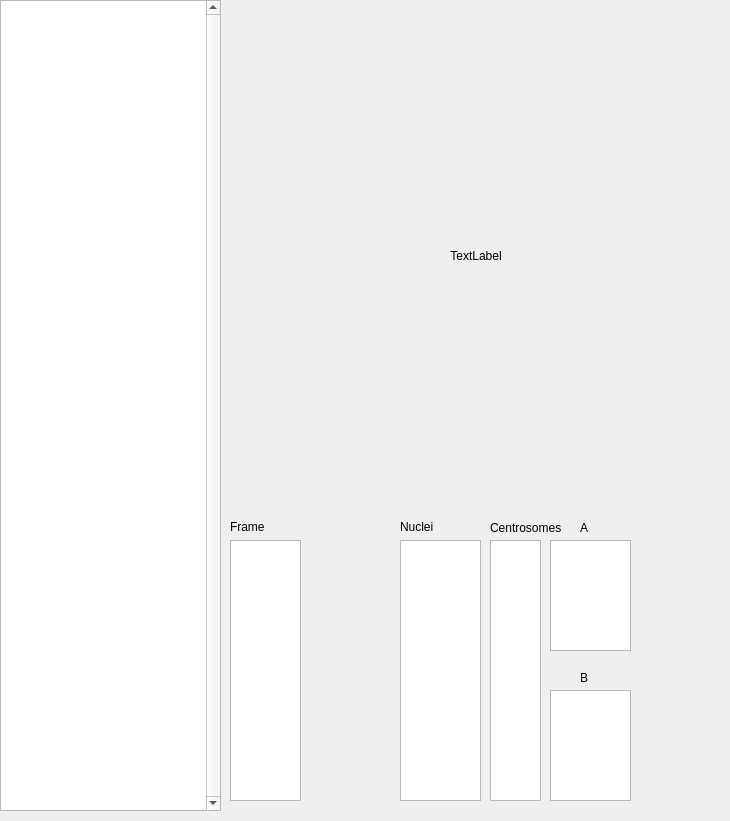
HocheggerLab/centrosome-tracking, file ExperimentsSelectionWidget.ui: the form before one commit.
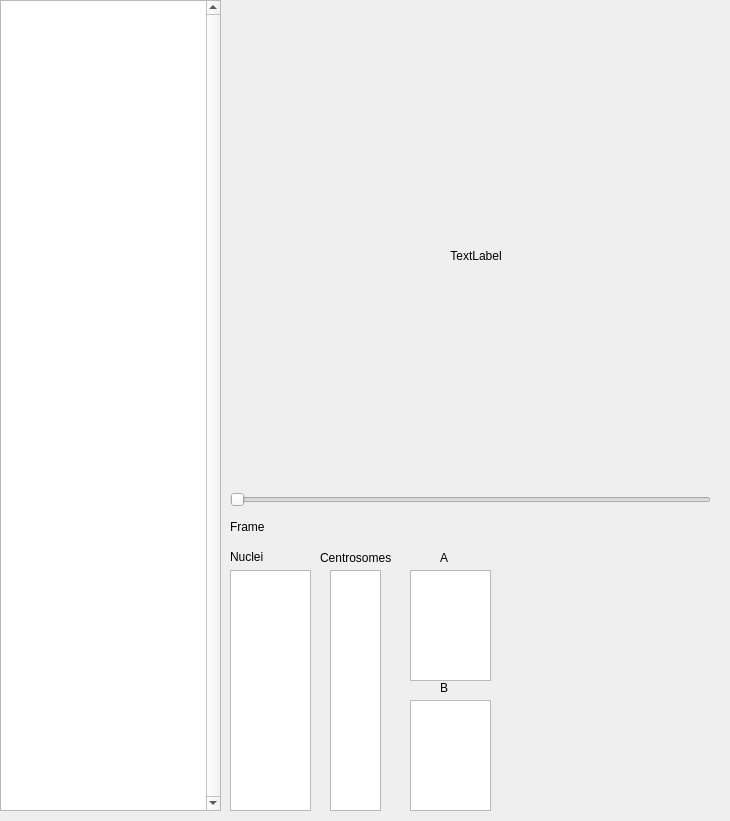
The form after the commit.

Commit message: Changes way to select frame.

The edit to the form file:
```diff
--- a/ExperimentsSelectionWidget.ui
+++ b/ExperimentsSelectionWidget.ui
@@ -45,39 +45,23 @@
     <enum>Qt::ScrollBarAlwaysOn</enum>
    </property>
   </widget>
-  <widget class="QListView" name="frameListView">
-   <property name="geometry">
-    <rect>
-     <x>230</x>
-     <y>540</y>
-     <width>71</width>
-     <height>261</height>
-    </rect>
-   </property>
-   <property name="isWrapping" stdset="0">
-    <bool>false</bool>
-   </property>
-   <property name="uniformItemSizes">
-    <bool>true</bool>
-   </property>
-  </widget>
   <widget class="QListView" name="centrosomeListView">
    <property name="geometry">
     <rect>
-     <x>490</x>
-     <y>540</y>
+     <x>330</x>
+     <y>570</y>
      <width>51</width>
-     <height>261</height>
+     <height>241</height>
     </rect>
    </property>
   </widget>
   <widget class="QListView" name="nucleiListView">
    <property name="geometry">
     <rect>
-     <x>400</x>
-     <y>540</y>
+     <x>230</x>
+     <y>570</y>
      <width>81</width>
-     <height>261</height>
+     <height>241</height>
     </rect>
    </property>
    <property name="selectionMode">
@@ -87,8 +71,8 @@
   <widget class="QLabel" name="nucleiTitleLbl">
    <property name="geometry">
     <rect>
-     <x>400</x>
-     <y>520</y>
+     <x>230</x>
+     <y>550</y>
      <width>56</width>
      <height>13</height>
     </rect>
@@ -100,8 +84,8 @@
   <widget class="QLabel" name="centrosomesTitleLbl">
    <property name="geometry">
     <rect>
-     <x>490</x>
-     <y>520</y>
+     <x>320</x>
+     <y>550</y>
      <width>91</width>
      <height>16</height>
     </rect>
@@ -126,8 +110,8 @@
   <widget class="QListView" name="centrosomeListView_A">
    <property name="geometry">
     <rect>
-     <x>550</x>
-     <y>540</y>
+     <x>410</x>
+     <y>570</y>
      <width>81</width>
      <height>111</height>
     </rect>
@@ -136,8 +120,8 @@
   <widget class="QListView" name="centrosomeListView_B">
    <property name="geometry">
     <rect>
-     <x>550</x>
-     <y>690</y>
+     <x>410</x>
+     <y>700</y>
      <width>81</width>
      <height>111</height>
     </rect>
@@ -146,8 +130,8 @@
   <widget class="QLabel" name="centrosomesTitleLbl_A">
    <property name="geometry">
     <rect>
-     <x>580</x>
-     <y>520</y>
+     <x>440</x>
+     <y>550</y>
      <width>16</width>
      <height>16</height>
     </rect>
@@ -159,8 +143,8 @@
   <widget class="QLabel" name="centrosomesTitleLbl_B">
    <property name="geometry">
     <rect>
-     <x>580</x>
-     <y>670</y>
+     <x>440</x>
+     <y>680</y>
      <width>16</width>
      <height>16</height>
     </rect>
@@ -169,6 +153,28 @@
     <string>B</string>
    </property>
   </widget>
+  <widget class="QSlider" name="frameHSlider">
+   <property name="geometry">
+    <rect>
+     <x>230</x>
+     <y>490</y>
+     <width>481</width>
+     <height>20</height>
+    </rect>
+   </property>
+   <property name="sizePolicy">
+    <sizepolicy hsizetype="Expanding" vsizetype="Fixed">
+     <horstretch>0</horstretch>
+     <verstretch>0</verstretch>
+    </sizepolicy>
+   </property>
+   <property name="maximum">
+    <number>0</number>
+   </property>
+   <property name="orientation">
+    <enum>Qt::Horizontal</enum>
+   </property>
+  </widget>
  </widget>
  <resources/>
  <connections/>
```
Left out of the diff: 6 changed lines with no effect on the pictures. The commit also changes 1 other file.
